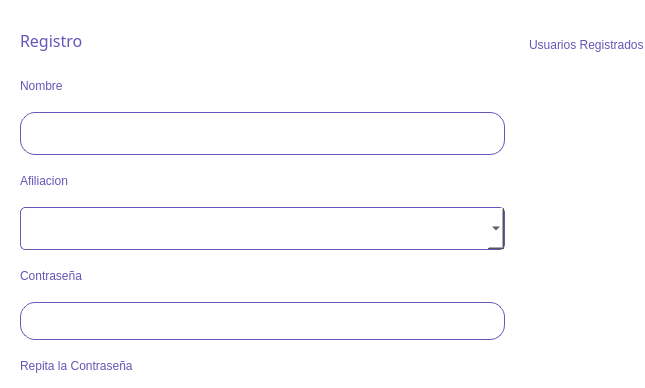
Qt form GUI/Resources/UI/UserRegister.ui (difer19/Gestor-de-Hangares) before a commit; both pictures show x 0 to 645 and y 0 to 388 of the 1033 by 547 pixel window.
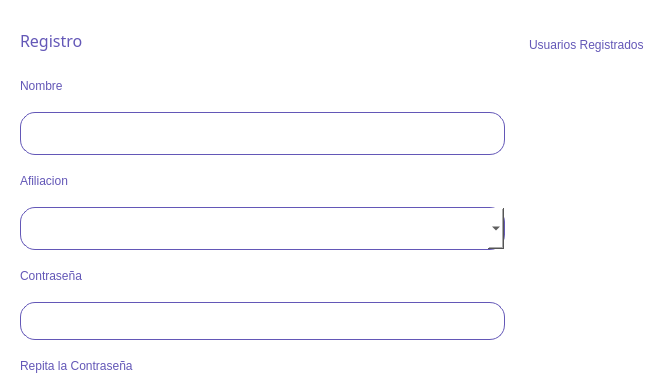
The same form after that commit.

What changed in the file:
```diff
--- a/GUI/Resources/UI/UserRegister.ui
+++ b/GUI/Resources/UI/UserRegister.ui
@@ -62,7 +62,7 @@
 QComboBox
 {
     border: 1px solid #6357B7;
-    border-radius: 5px;
+    border-radius: 15px;
     padding: 1px 18px 1px 3px;
     min-width: 10px;
 }</string>
```
